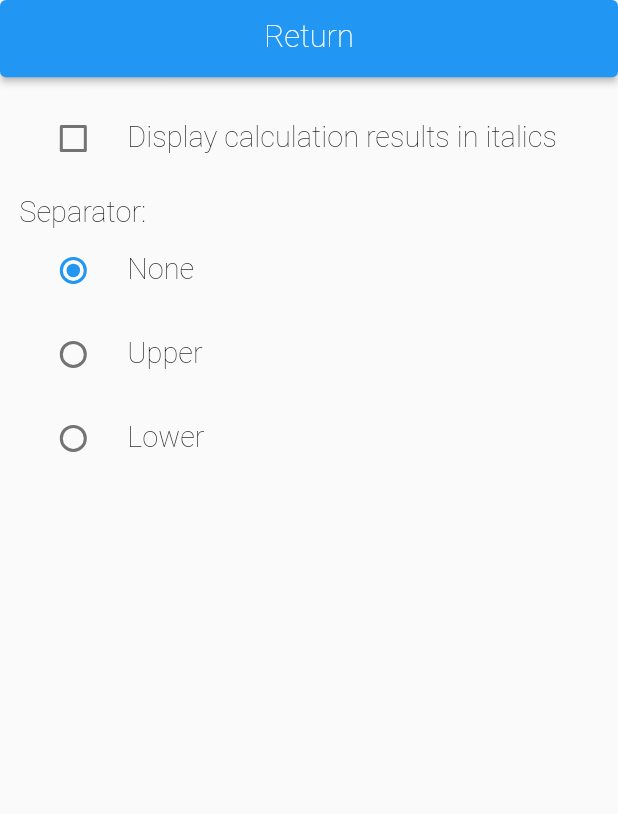
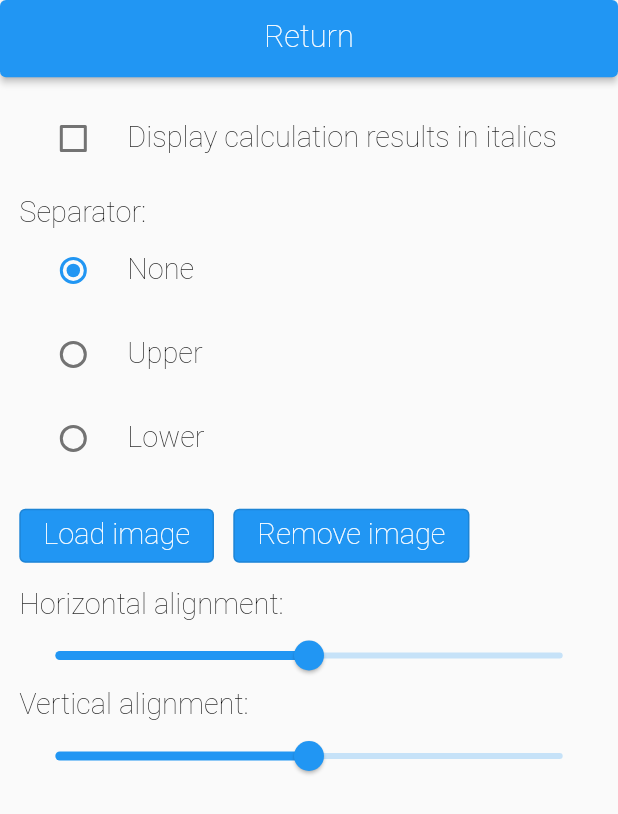
Before and after one commit to SatisKia/flutter_first_app, a Flutter app: the screen it shows after launch, after a tap on an icon or button, on a phone screen of 412 x 824 dp. Shown: the top 814 px of the screen. Run offline on Flutter 3.47's test engine with Material 2 defaults, Android fonts, the phone set to English and light mode, and no system bars; our stand-ins replace image_picker, shared_preferences; generated files the repository leaves out were written again.

Commit message:
background image

```diff
--- a/lib/l10n/app_en.arb
+++ b/lib/l10n/app_en.arb
@@ -29,5 +29,25 @@
   "separatorLower": "Lower",
   "@separatorLower": {
     "description": ""
+  },
+
+  "loadImage": "Load image",
+  "@loadImage": {
+    "description": ""
+  },
+
+  "removeImage": "Remove image",
+  "@removeImage": {
+    "description": ""
+  },
+
+  "imageX": "Horizontal alignment:",
+  "@imageX": {
+    "description": ""
+  },
+
+  "imageY": "Vertical alignment:",
+  "@imageY": {
+    "description": ""
   }
 }
--- a/lib/l10n/app_ja.arb
+++ b/lib/l10n/app_ja.arb
@@ -5,5 +5,9 @@
   "separator": "桁区切り:",
   "separatorNone": "なし",
   "separatorUpper": "上部",
-  "separatorLower": "下部"
+  "separatorLower": "下部",
+  "loadImage": "画像を読み込む",
+  "removeImage": "画像を設定解除",
+  "imageX": "水平方向の配置:",
+  "imageY": "垂直方向の配置:"
 }
--- a/lib/model.dart
+++ b/lib/model.dart
@@ -1,5 +1,7 @@
+import 'model/app_model.dart';
 import 'model/calc_model.dart';
 
 class MyModel {
+  static AppModel app = AppModel();
   static CalcModel calc = CalcModel();
 }
--- a/lib/utility.dart
+++ b/lib/utility.dart
@@ -1,5 +1,5 @@
 import 'dart:ui';
 
 class MyColor extends Color {
-  MyColor( int rgbColor ) : super( 0xFF000000 | rgbColor );
+  MyColor( int rgbColor, { int alpha = 0xFF } ) : super( (alpha << 24) | rgbColor );
 }
--- a/lib/view/function_view.dart
+++ b/lib/view/function_view.dart
@@ -28,7 +28,7 @@ class FunctionView extends MyView {
       dispStr = MyService.calc.sepString(dispStr, ",");
     }
 
-    return MyColumn( children: [
+    Widget child = MyColumn( children: [
       InkWell(
         onTap: () {
           MyOptionArguments arguments = MyOptionArguments();
@@ -86,5 +86,22 @@ class FunctionView extends MyView {
         MyCalcButton( state, "int", 106, buttonHeight3, 32, 0x000000, 0xFFFFFF, state.onButtonInt ),
       ] )
     ] );
+
+
+    if( MyModel.app.imageFlag && MyModel.app.image != null ) {
+      return Container(
+          width: state.contentWidth,
+          height: state.contentHeight,
+          decoration: BoxDecoration(
+              image: DecorationImage(
+                  image: MyModel.app.image!,
+                  fit: BoxFit.cover,
+                  alignment: Alignment( MyModel.app.imageX, MyModel.app.imageY )
+              )
+          ),
+          child: child
+      );
+    }
+    return child;
   }
 }
--- a/lib/view/number_view.dart
+++ b/lib/view/number_view.dart
@@ -28,7 +28,7 @@ class NumberView extends MyView {
       dispStr = MyService.calc.sepString(dispStr, ",");
     }
 
-    return MyColumn( children: [
+    Widget child = MyColumn( children: [
       InkWell(
         onTap: () {
           MyOptionArguments arguments = MyOptionArguments();
@@ -90,5 +90,22 @@ class NumberView extends MyView {
         MyCalcButton( state, "=", 80, buttonHeight3, 40, 0xFF8080, 0xFFFFFF, state.onButtonEqual )
       ] )
     ] );
+
+
+    if( MyModel.app.imageFlag && MyModel.app.image != null ) {
+      return Container(
+          width: state.contentWidth,
+          height: state.contentHeight,
+          decoration: BoxDecoration(
+              image: DecorationImage(
+                  image: MyModel.app.image!,
+                  fit: BoxFit.cover,
+                  alignment: Alignment( MyModel.app.imageX, MyModel.app.imageY )
+              )
+          ),
+          child: child
+      );
+    }
+    return child;
   }
 }
--- a/lib/view/option_view.dart
+++ b/lib/view/option_view.dart
@@ -1,4 +1,5 @@
 import 'package:flutter/material.dart';
+import 'package:flutter_first_app/model.dart';
 
 // ローカライゼーション
 import 'package:flutter_gen/gen_l10n/app_localizations.dart';
@@ -20,8 +21,12 @@ class OptionView extends MyView {
     String stringSeparatorNone  = AppLocalizations.of(state.context)!.separatorNone;
     String stringSeparatorUpper = AppLocalizations.of(state.context)!.separatorUpper;
     String stringSeparatorLower = AppLocalizations.of(state.context)!.separatorLower;
+    String stringLoadImage      = AppLocalizations.of(state.context)!.loadImage;
+    String stringRemoveImage    = AppLocalizations.of(state.context)!.removeImage;
+    String stringImageX         = AppLocalizations.of(state.context)!.imageX;
+    String stringImageY         = AppLocalizations.of(state.context)!.imageY;
 
-    return MyColumn( children: [
+    Widget child = MyColumn( children: [
       MyElevatedButton( state,
         width: 320,
         height: 40,
@@ -71,8 +76,67 @@ class OptionView extends MyView {
                   state.setSeparator(value!);
                 }
             ),
+
+            MyColumnSpace( state, 10 ),
+
+            Row(
+                children: [
+                  OutlinedButton(
+                      style: OutlinedButton.styleFrom(
+                          backgroundColor: Colors.blue
+                      ),
+                      onPressed: state.loadImage,
+                      child: MyText( state, stringLoadImage, fontSize: 15, color: 0xFFFFFF )
+                  ),
+                  MyRowSpace( state, 10 ),
+                  OutlinedButton(
+                      style: OutlinedButton.styleFrom(
+                          backgroundColor: Colors.blue
+                      ),
+                      onPressed: state.removeImage,
+                      child: MyText( state, stringRemoveImage, fontSize: 15, color: 0xFFFFFF )
+                  ),
+                ]
+            ),
+
+            MyColumnSpace( state, 10 ),
+
+            MyText( state, stringImageX, fontSize: 15, color: 0x000000 ),
+            Slider(
+              value: MyModel.app.imageX,
+              min: -1.0,
+              max: 1.0,
+              divisions: 100,
+              onChanged: state.onChangedImageX,
+              onChangeEnd: state.onChangeEndImageX,
+            ),
+            MyText( state, stringImageY, fontSize: 15, color: 0x000000 ),
+            Slider(
+              value: MyModel.app.imageY,
+              min: -1.0,
+              max: 1.0,
+              divisions: 100,
+              onChanged: state.onChangedImageY,
+              onChangeEnd: state.onChangeEndImageY,
+            )
           ] )
-      ) ]
-    );
+      )
+    ] );
+
+    if( MyModel.app.imageFlag && MyModel.app.image != null ) {
+      return Container(
+          width: state.contentWidth,
+          height: state.contentHeight,
+          decoration: BoxDecoration(
+              image: DecorationImage(
+                  image: MyModel.app.image!,
+                  fit: BoxFit.cover,
+                  alignment: Alignment( MyModel.app.imageX, MyModel.app.imageY )
+              )
+          ),
+          child: child
+      );
+    }
+    return child;
   }
 }
--- a/lib/view_model/loading_view_model.dart
+++ b/lib/view_model/loading_view_model.dart
@@ -1,4 +1,7 @@
+import 'dart:convert';
+
 import 'package:flutter/cupertino.dart';
+import 'package:shared_preferences/shared_preferences.dart';
 
 import '../main.dart';
 import '../model.dart';
@@ -18,8 +21,20 @@ class MyLoadingState extends MyState {
   void onEnter() async {
     debugPrint( 'loading onEnter' );
 
+    // バックグラウンド画像
+    SharedPreferences prefs = await SharedPreferences.getInstance();
+    MyModel.app.imageFlag = prefs.getBool( 'imageFlag' ) ?? false;
+    MyModel.app.imageData = prefs.getString( 'imageData') ?? '';
+    MyModel.app.imageX = prefs.getDouble( 'imageX_${MyModel.app.imageData.hashCode}') ?? 0.0;
+    MyModel.app.imageY = prefs.getDouble( 'imageY_${MyModel.app.imageData.hashCode}') ?? 0.0;
+    if( MyModel.app.imageData.isNotEmpty ) {
+      MyModel.app.image = MemoryImage( base64.decode( MyModel.app.imageData ) );
+    }
+
     await MyModel.calc.load();
+
 //    await Future.delayed( const Duration( seconds: 3 ), (){ return true; } );
+
     go( '/number' );
   }
 
--- a/lib/widget/calc_widget.dart
+++ b/lib/widget/calc_widget.dart
@@ -1,6 +1,7 @@
 import 'package:flutter/material.dart';
 
 import '../main.dart';
+import '../model.dart';
 import 'common_widget.dart';
 
 // ボタン
@@ -11,6 +12,7 @@ class MyCalcButton extends MyTextButton {
     width: width,
     height: height,
     color: backgroundColor,
+    alpha: MyModel.app.imageFlag ? 0x7F : 0xFF,
     onPressed: onPressed,
     child: MyText( state, text, fontSize: fontSize, color: fontColor ),
   );
@@ -25,6 +27,7 @@ class MyDisplay extends MyContainer {
     height: height,
     alignment: alignment,
     color: 0xE0E0E0,
+    alpha: MyModel.app.imageFlag ? 0x7F : 0xFF,
     child: MyText( state, text, fontSize: fontSize, fontStyle: fontStyle, color: 0x000000 ),
   );
 }
--- a/lib/widget/common_widget.dart
+++ b/lib/widget/common_widget.dart
@@ -75,6 +75,7 @@ class MyContainer extends Container {
     AlignmentGeometry alignment = Alignment.topLeft,
     EdgeInsetsGeometry? padding,
     int color = 0xFFFFFF,
+    int alpha = 0xFF,
 //    Decoration? decoration,
 //    Decoration? foregroundDecoration,
     required int width,
@@ -89,7 +90,7 @@ class MyContainer extends Container {
     key: key,
     alignment: alignment,
     padding: padding,
-    color: MyColor( color ),
+    color: MyColor( color, alpha: alpha ),
 //    decoration: decoration,
 //    foregroundDecoration: foregroundDecoration,
     width: state.size( width ),
@@ -202,6 +203,7 @@ class MyTextButton extends Container {
     required int width,
     required int height,
     int color = 0xFFFFFF,
+    int alpha = 0xFF,
     void Function()? onPressed,
     void Function()? onLongPress,
     void Function(bool)? onHover,
@@ -215,7 +217,7 @@ class MyTextButton extends Container {
       key: key,
       width: state.size( width ),
       height: state.size( height ),
-      color: MyColor( color ),
+      color: MyColor( color, alpha: alpha ),
       child: TextButton(
         onPressed: onPressed,
         onLongPress: onLongPress,
--- a/pubspec.yaml
+++ b/pubspec.yaml
@@ -17,6 +17,7 @@ dependencies:
   cupertino_icons: ^1.0.2
 
   shared_preferences: ^2.0.10
+  image_picker: ^0.8.4+7
 
   # ローカライゼーション
   flutter_localizations:
```
Also changed, not shown: lib/model/app_model.dart (added, +10 -0 lines), lib/view_model/option_view_model.dart (+72 -0 lines), pubspec.lock.
